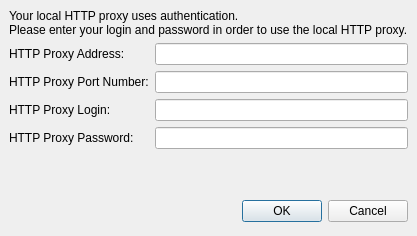
First picture: the form in wengophone/src/presentation/qt/HttpProxyLoginWindow.ui, repository tkrotoff/WengoPhone, before the edit.
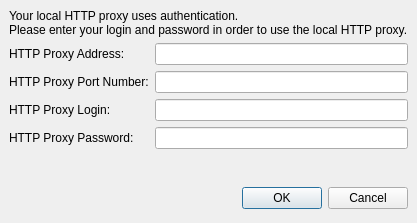
Second picture: the form after the edit.

The edit to the form file:
```diff
--- a/wengophone/src/presentation/qt/HttpProxyLoginWindow.ui
+++ b/wengophone/src/presentation/qt/HttpProxyLoginWindow.ui
@@ -8,8 +8,8 @@
    <rect>
     <x>0</x>
     <y>0</y>
-    <width>379</width>
-    <height>236</height>
+    <width>377</width>
+    <height>223</height>
    </rect>
   </property>
   <property name="windowTitle" >
```
